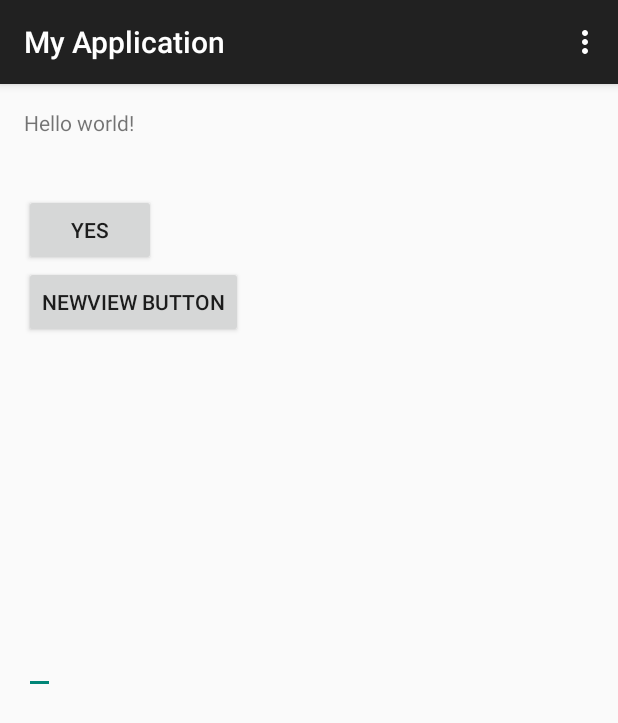
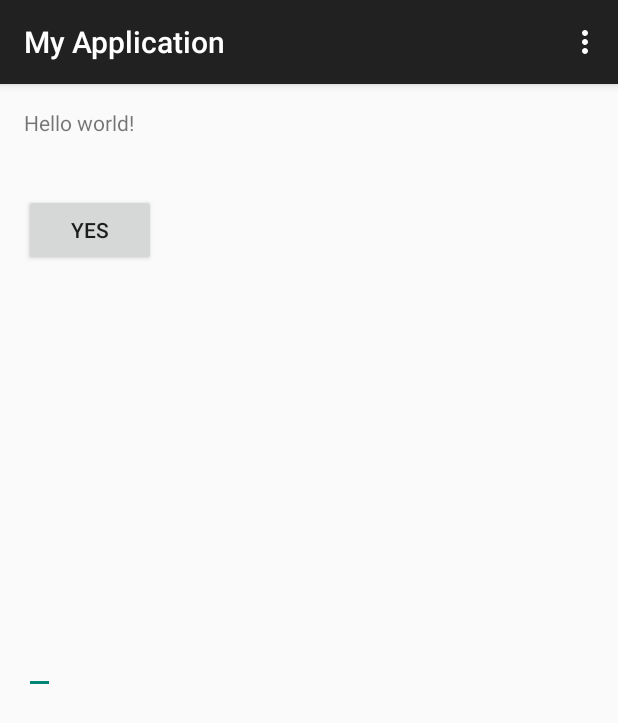
Before and after one commit to MaxiChen/MyApplication, an Android app: the screen it shows after launch (MainActivity), on a phone screen of 412 x 824 dp. Shown: the top 723 px of the screen. Run offline under Robolectric (Android 15) with nearby library versions, the phone set to English and light mode, and no system bars.

Commit message:
remove button

```diff
--- a/app/src/main/res/layout/activity_main.xml
+++ b/app/src/main/res/layout/activity_main.xml
@@ -19,15 +19,6 @@
         android:layout_alignParentLeft="true"
         android:layout_alignParentStart="true" />
 
-    <Button
-        android:layout_width="wrap_content"
-        android:layout_height="wrap_content"
-        android:text="NewView Button"
-        android:id="@+id/button"
-        android:layout_below="@+id/buttontest"
-        android:layout_alignParentLeft="true"
-        android:layout_alignParentStart="true" />
-
     <EditText
         android:layout_width="wrap_content"
         android:layout_height="wrap_content"
```
